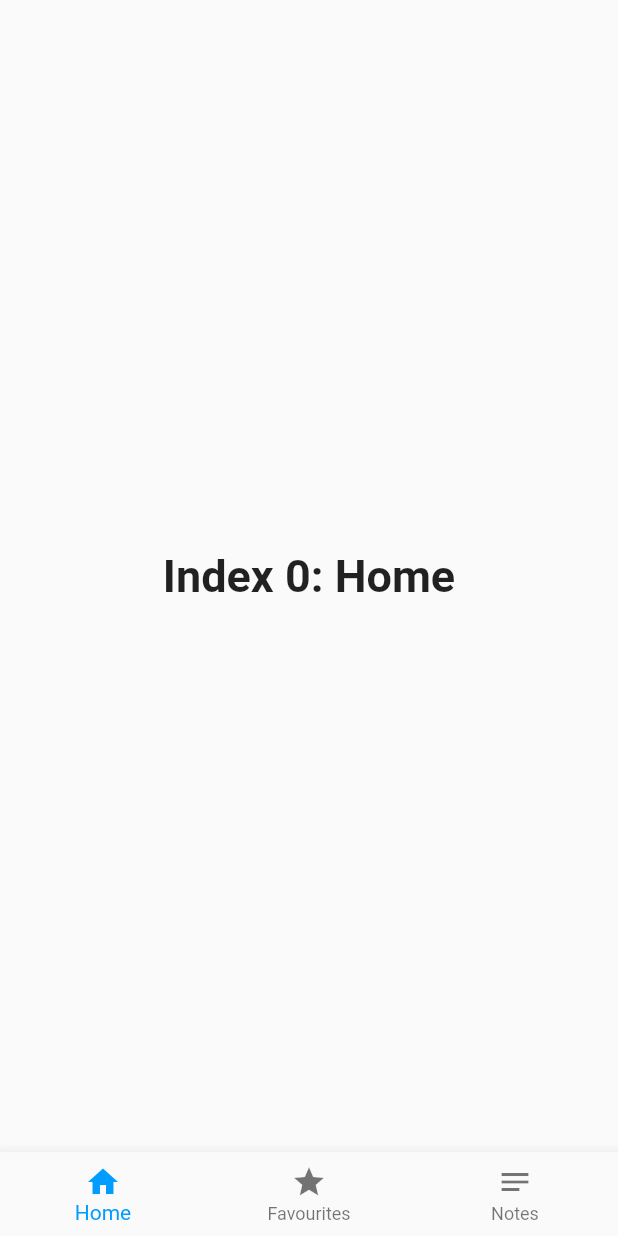
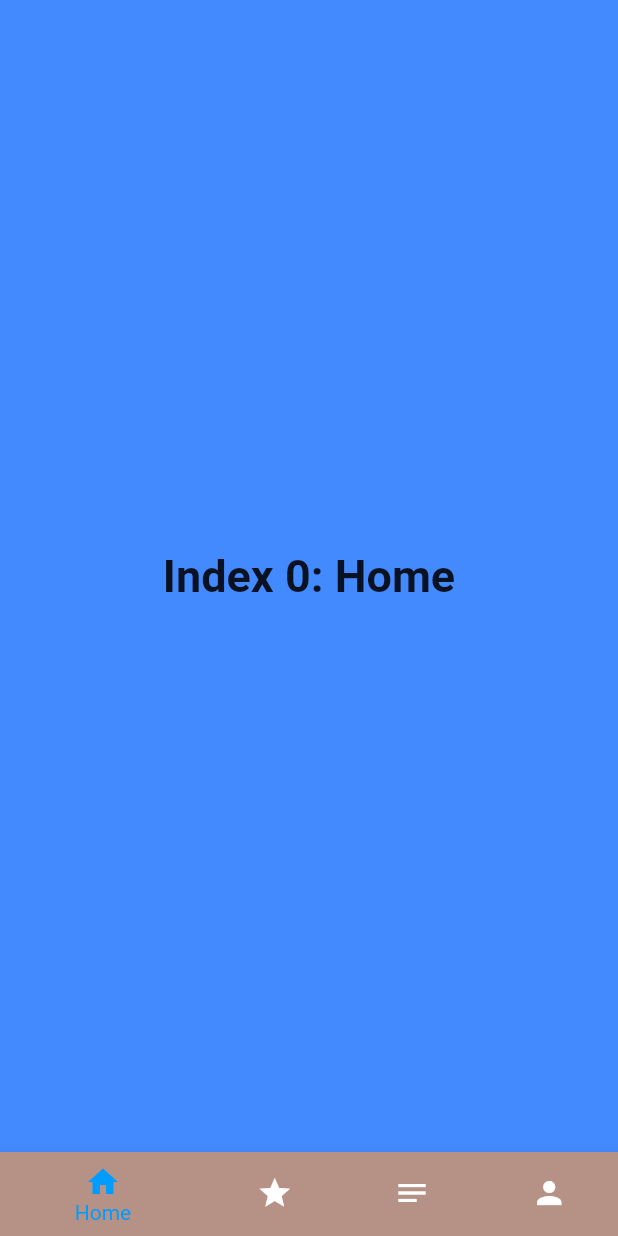
Before and after one commit to ratulsarker/LocateIT_s, a Flutter app: the screen it shows after launch, on a phone screen of 412 x 824 dp. Run offline on Flutter 3.47's test engine with Material 2 defaults, Android fonts, the phone set to English and light mode, and no system bars.

Commit message:
navigation bar color changes

```diff
--- a/lib/main.dart
+++ b/lib/main.dart
@@ -7,9 +7,14 @@ void main() {
   runApp(const LocateIt());
 }
 
-class LocateIt extends StatelessWidget {
+class LocateIt extends StatefulWidget {
   const LocateIt({Key? key}) : super(key: key);
 
+  @override
+  State<LocateIt> createState() => _LocateItState();
+}
+
+class _LocateItState extends State<LocateIt> {
   // This widget is the root of your application.
   @override
   Widget build(BuildContext context) {
@@ -64,14 +69,20 @@ class _MyHomePageState extends State<MyHomePage> {
   @override
   Widget build(BuildContext context) {
     return Scaffold(
+      backgroundColor: Colors.blueAccent,
       body: Center(
         child: _widgetOptions.elementAt(_selectedIndex),
       ),
       bottomNavigationBar: BottomNavigationBar(
+        backgroundColor: Colors.cyanAccent,
         items: const <BottomNavigationBarItem>[
-          BottomNavigationBarItem(icon: Icon(Icons.home), label: 'Home'),
+          BottomNavigationBarItem(
+              icon: Icon(Icons.home),
+              label: 'Home',
+              backgroundColor: Color.fromARGB(255, 182, 145, 133)),
           BottomNavigationBarItem(icon: Icon(Icons.star), label: 'Favourites'),
-          BottomNavigationBarItem(icon: Icon(Icons.notes), label: 'Notes')
+          BottomNavigationBarItem(icon: Icon(Icons.notes), label: 'Notes'),
+          BottomNavigationBarItem(icon: Icon(Icons.person), label: 'Profile')
         ],
         currentIndex: _selectedIndex,
         selectedItemColor: const Color.fromRGBO(0, 156, 255, 1),
--- a/lib/ui/home_page.dart
+++ b/lib/ui/home_page.dart
@@ -13,7 +13,7 @@ class _HomePage extends State<HomePage> {
   @override
   Widget build(BuildContext context) {
     return Scaffold(
-        backgroundColor: Color.fromRGBO(0, 156, 255, 1),
+        backgroundColor: const Color.fromRGBO(0, 156, 255, 1),
         // add body
         body: Body());
   }
@@ -34,7 +34,7 @@ class _Body extends State<Body> {
         // Profile Icon
         Container(
           padding: const EdgeInsets.only(left: 342, top: 36),
-          child:  IconButton(
+          child: IconButton(
             iconSize: 30,
             onPressed: () {
               Navigator.push(context,
```
Lines whose indentation alone changed are shown as unchanged.
